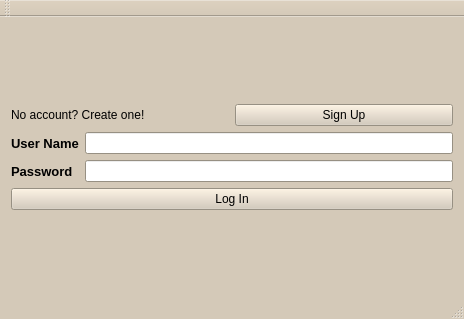
HTHcoin/helpthehomelesscoin, file src/qt/forms/mainwindow.ui: the form before one commit.
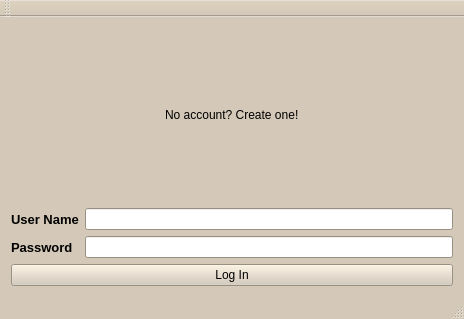
The form after the commit.

Diff of the .ui file:
```diff
--- a/src/qt/forms/mainwindow.ui
+++ b/src/qt/forms/mainwindow.ui
@@ -434,23 +434,13 @@
      <layout class="QVBoxLayout" name="verticalLayout_4">
       <item>
        <layout class="QHBoxLayout" name="horizontalLayout_2">
-        <item>
+        <item alignment="Qt::AlignHCenter">
          <widget class="QLabel" name="label_pic">
           <property name="text">
            <string>No account? Create one!</string>
           </property>
          </widget>
         </item>
-        <item>
-         <widget class="QPushButton" name="pushButton_Login">
-          <property name="cursor">
-           <cursorShape>PointingHandCursor</cursorShape>
-          </property>
-          <property name="text">
-           <string>Sign Up</string>
-          </property>
-         </widget>
-        </item>
        </layout>
       </item>
       <item>
```
